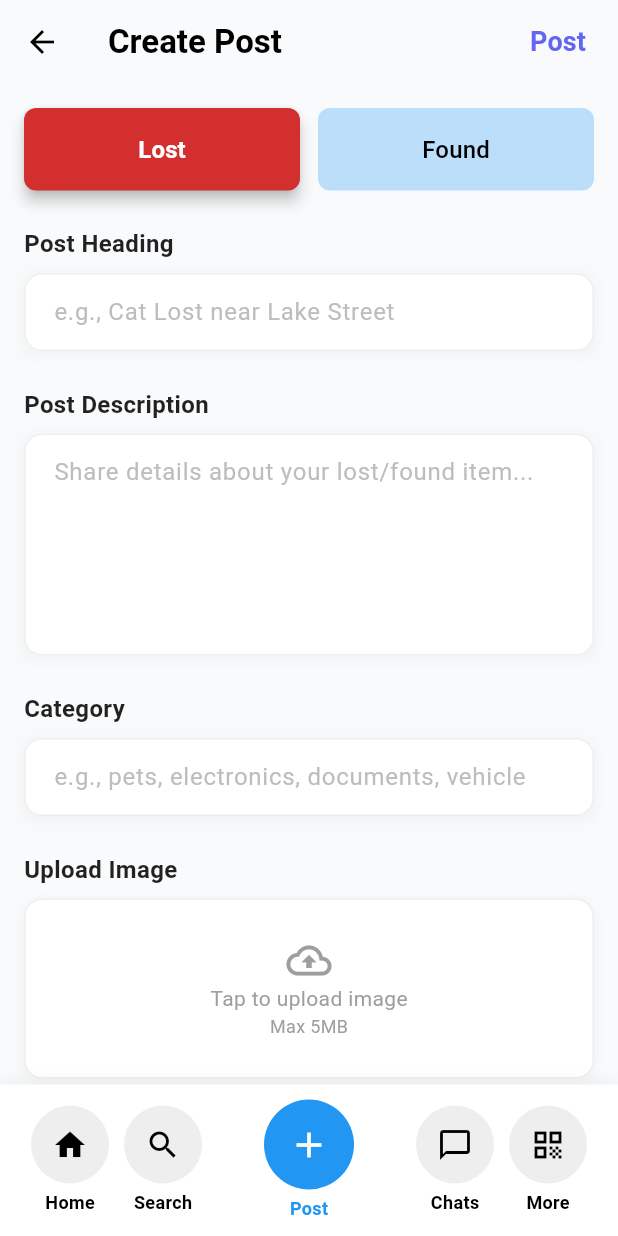
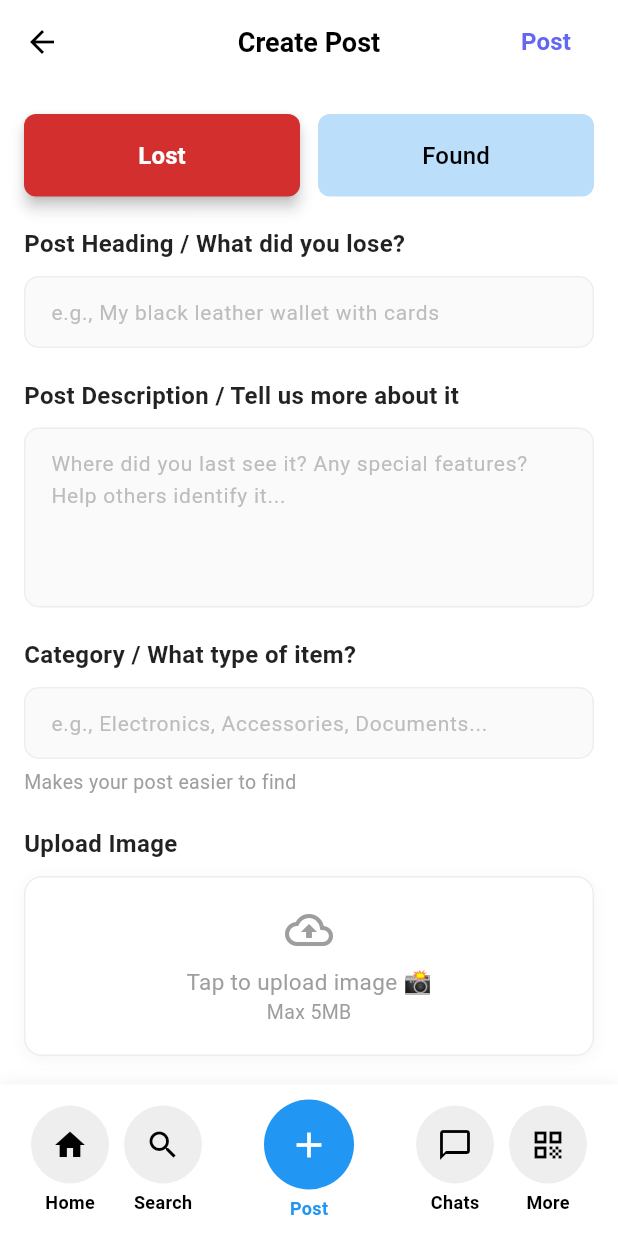
Before and after one commit to Bhushan791/Vetau, a Flutter app: the PostPage screen opened by its route, on a phone screen of 412 x 824 dp. Run offline on Flutter 3.47's test engine with Material 3 defaults, Android fonts, the phone set to English and light mode, and no system bars; our stand-ins replace app_links, cached_network_image, cookie_jar, firebase_core, firebase_messaging, flutter_riverpod and 8 more; accounts and stored records are empty.

Commit message:
ui of post.dart done

```diff
--- a/frontend/lib/pages/post.dart
+++ b/frontend/lib/pages/post.dart
@@ -1,4 +1,5 @@
 import 'dart:io';
+import 'dart:convert';
 import 'package:flutter/material.dart';
 import 'package:frontend/pages/mapSelectPage.dart';
 import 'package:image_picker/image_picker.dart';
@@ -133,46 +134,35 @@ class _PostPageState extends State<PostPage> {
   // Section title helper
   Widget _buildSectionTitle(String title) {
     return Padding(
-      padding: const EdgeInsets.only(top: 24, bottom: 8),
+      padding: const EdgeInsets.only(top: 20, bottom: 10),
       child: Text(title,
-          style: const TextStyle(fontSize: 16, fontWeight: FontWeight.bold, color: Colors.black87)),
+          style: const TextStyle(fontSize: 16, fontWeight: FontWeight.w600, color: Colors.black87)),
     );
   }
 
   // Input field helper
   Widget _buildInputField({required TextEditingController controller, required String hint, int maxLines = 1, IconData? prefixIcon}) {
-    return Container(
-      decoration: BoxDecoration(
-        boxShadow: [
-          BoxShadow(
-            color: Colors.black.withOpacity(0.04),
-            blurRadius: 8,
-            offset: const Offset(0, 2),
-          ),
-        ],
-      ),
-      child: TextField(
+    return TextField(
       controller: controller,
       maxLines: maxLines,
       decoration: InputDecoration(
         hintText: hint,
-          hintStyle: TextStyle(color: Colors.grey.shade400),
+        hintStyle: TextStyle(color: Colors.grey.shade400, fontSize: 14),
         filled: true,
-          fillColor: Colors.white,
-          contentPadding: const EdgeInsets.symmetric(horizontal: 16, vertical: 14),
-          prefixIcon: prefixIcon != null ? Icon(prefixIcon, color: const Color(0xFF6366F1)) : null,
+        fillColor: Colors.grey.shade50,
+        contentPadding: const EdgeInsets.symmetric(horizontal: 14, vertical: 12),
+        prefixIcon: prefixIcon != null ? Icon(prefixIcon, color: Colors.grey.shade600, size: 20) : null,
         border: OutlineInputBorder(
-            borderRadius: BorderRadius.circular(12),
+          borderRadius: BorderRadius.circular(10),
           borderSide: BorderSide(color: Colors.grey.shade200),
         ),
         enabledBorder: OutlineInputBorder(
-            borderRadius: BorderRadius.circular(12),
+          borderRadius: BorderRadius.circular(10),
           borderSide: BorderSide(color: Colors.grey.shade200),
         ),
         focusedBorder: OutlineInputBorder(
-            borderRadius: BorderRadius.circular(12),
-            borderSide: const BorderSide(color: Color(0xFF6366F1), width: 2),
-          ),
+          borderRadius: BorderRadius.circular(10),
+          borderSide: const BorderSide(color: Color(0xFF6366F1), width: 1.5),
         ),
       ),
     );
@@ -240,6 +230,50 @@ class _PostPageState extends State<PostPage> {
       debugPrint("Error converting image to JPG: $e");
       return file;
     }
+  }
+
+  void _showErrorSnackBar(String message) {
+    ScaffoldMessenger.of(context).showSnackBar(
+      SnackBar(
+        content: Row(
+          crossAxisAlignment: CrossAxisAlignment.start,
+          children: [
+            const Icon(Icons.error, color: Colors.white),
+            const SizedBox(width: 10),
+            Expanded(
+              child: Text(
+                message,
+                style: const TextStyle(color: Colors.white, fontSize: 14),
+              ),
+            ),
+          ],
+        ),
+        backgroundColor: Colors.red.shade400,
+        duration: const Duration(seconds: 4),
+      ),
+    );
+  }
+
+  void _showSuccessSnackBar(String message) {
+    ScaffoldMessenger.of(context).showSnackBar(
+      SnackBar(
+        content: Row(
+          crossAxisAlignment: CrossAxisAlignment.start,
+          children: [
+            const Icon(Icons.check_circle, color: Colors.white),
+            const SizedBox(width: 10),
+            Expanded(
+              child: Text(
+                message,
+                style: const TextStyle(color: Colors.white, fontSize: 14),
+              ),
+            ),
+          ],
+        ),
+        backgroundColor: Colors.green.shade400,
+        duration: const Duration(seconds: 3),
+      ),
+    );
   }
 
   // Submit post
@@ -325,26 +359,29 @@ class _PostPageState extends State<PostPage> {
       setState(() => _isLoading = false);
 
       if (response.statusCode == 200 || response.statusCode == 201) {
-        ScaffoldMessenger.of(context).showSnackBar(
-          const SnackBar(content: Text("Post created successfully")),
-        );
+        _showSuccessSnackBar("Post created successfully");
+        Future.delayed(const Duration(seconds: 2), () {
           Navigator.pushNamedAndRemoveUntil(context, '/home', (route) => false);
+        });
       } else {
-        ScaffoldMessenger.of(context).showSnackBar(
-          const SnackBar(content: Text("Failed to create post")),
-        );
+        String errorMessage = "Failed to create post";
+        try {
+          final errorJson = jsonDecode(response.body);
+          errorMessage = errorJson["message"] ?? errorMessage;
+        } catch (_) {}
+        _showErrorSnackBar(errorMessage);
       }
     } catch (e) {
       setState(() => _isLoading = false);
       debugPrint("Request error: $e");
-      ScaffoldMessenger.of(context).showSnackBar(
-        const SnackBar(content: Text("Failed to create post")),
-      );
+      _showErrorSnackBar("Server error. Please try again later.");
     }
   }
 
   @override
   Widget build(BuildContext context) {
+    final isLost = _selectedPostType == PostType.lost;
+
     return WillPopScope(
       onWillPop: () async {
         Navigator.pop(context);
@@ -353,28 +390,28 @@ class _PostPageState extends State<PostPage> {
       child: Stack(
         children: [
           Scaffold(
-            backgroundColor: const Color(0xFFF9FAFB),
+            backgroundColor: Colors.white,
             appBar: AppBar(
-          backgroundColor: const Color(0xFFF9FAFB),
+              backgroundColor: Colors.white,
               elevation: 0,
               leading: IconButton(
                 icon: const Icon(Icons.arrow_back, color: Colors.black),
                 onPressed: () => Navigator.pop(context),
               ),
-          title: const Text('Create Post', style: TextStyle(color: Colors.black, fontWeight: FontWeight.w600)),
-          centerTitle: false,
+              title: const Text('Create Post', style: TextStyle(color: Colors.black, fontWeight: FontWeight.w600, fontSize: 18)),
+              centerTitle: true,
               actions: [
                 Padding(
-              padding: const EdgeInsets.only(right: 8),
+                  padding: const EdgeInsets.only(right: 16),
                   child: TextButton(
                     onPressed: _submitPost,
-                child: const Text('Post', style: TextStyle(color: Color(0xFF6366F1), fontSize: 18, fontWeight: FontWeight.bold)),
+                    child: const Text('Post', style: TextStyle(color: Color(0xFF6366F1), fontSize: 16, fontWeight: FontWeight.w600)),
                   ),
                 ),
               ],
             ),
             body: SingleChildScrollView(
-          padding: const EdgeInsets.all(16),
+              padding: const EdgeInsets.symmetric(horizontal: 16, vertical: 20),
               child: Column(crossAxisAlignment: CrossAxisAlignment.start, children: [
                 Row(
                   children: [
@@ -398,14 +435,19 @@ class _PostPageState extends State<PostPage> {
                   ],
                 ),
 
-            _buildSectionTitle('Post Heading'),
-            _buildInputField(controller: _headingController, hint: 'e.g., Cat Lost near Lake Street'),
+                _buildSectionTitle(isLost ? 'Post Heading / What did you lose?' : 'Post Heading / What did you find?'),
+                _buildInputField(controller: _headingController, hint: isLost ? 'e.g., My black leather wallet with cards' : 'e.g., Black leather wallet with cards'),
 
-            _buildSectionTitle('Post Description'),
-            _buildInputField(controller: _descriptionController, hint: 'Share details about your lost/found item...', maxLines: 5),
+                _buildSectionTitle(isLost ? 'Post Description / Tell us more about it' : 'Post Description / Tell us more about it'),
+                _buildInputField(controller: _descriptionController, hint: isLost ? 'Where did you last see it? Any special features?\nHelp others identify it...' : 'Where did you find it? Any special features?\nHelp the owner identify it...', maxLines: 4),
 
-            _buildSectionTitle('Category'),
-            _buildInputField(controller: _categoryController, hint: 'e.g., pets, electronics, documents, vehicle'),
+                _buildSectionTitle('Category / What type of item?'),
+                _buildInputField(controller: _categoryController, hint: 'e.g., Electronics, Accessories, Documents...'),
+                const Padding(
+                  padding: EdgeInsets.only(top: 6),
+                  child: Text('Makes your post easier to find',
+                      style: TextStyle(color: Colors.grey, fontSize: 13)),
+                ),
 
                 _buildSectionTitle('Upload Image'),
                 GestureDetector(
@@ -428,9 +470,10 @@ class _PostPageState extends State<PostPage> {
                     child: const Column(
                       mainAxisAlignment: MainAxisAlignment.center,
                       children: [
-                    Icon(Icons.cloud_upload_outlined, color: Colors.grey, size: 30),
-                    Text('Tap to upload image', style: TextStyle(color: Colors.grey)),
-                    Text('Max 5MB', style: TextStyle(color: Colors.grey, fontSize: 12)),
+                        Icon(Icons.cloud_upload_outlined, color: Colors.grey, size: 32),
+                        SizedBox(height: 8),
+                        Text('Tap to upload image 📸', style: TextStyle(color: Colors.grey, fontSize: 15)),
+                        Text('Max 5MB', style: TextStyle(color: Colors.grey, fontSize: 13)),
                       ],
                     ),
                   ),
@@ -466,48 +509,49 @@ class _PostPageState extends State<PostPage> {
                     ),
                   ),
 
-            _buildSectionTitle('Location'),
-            _buildInputField(controller: _locationController, hint: 'Select location on map'),
+                _buildSectionTitle(isLost ? 'Location / Where did you lose it ?' : 'Location / Where did you find it ?'),
+                _buildInputField(controller: _locationController, hint: isLost ? 'e.g., lost near sainikhand park' : 'e.g., found near sainikhand park'),
                 const SizedBox(height: 12),
                 SizedBox(
                   width: double.infinity,
                   child: OutlinedButton.icon(
                     onPressed: _chooseLocation,
                     icon: const Icon(Icons.location_on_outlined, size: 20),
-                label: const Text('Choose on Map'),
+                    label: const Text('Choose on map'),
                     style: OutlinedButton.styleFrom(
                       padding: const EdgeInsets.symmetric(vertical: 14),
                       shape: RoundedRectangleBorder(borderRadius: BorderRadius.circular(12)),
                       side: const BorderSide(color: Color(0xFF6366F1)),
                       foregroundColor: const Color(0xFF6366F1),
                       backgroundColor: Colors.white,
-                  elevation: 1,
-                  shadowColor: Colors.black.withOpacity(0.1),
                     ),
                   ),
                 ),
                 const Padding(
                   padding: EdgeInsets.only(top: 8),
-              child: Text('Pinpoint the exact location for better visibility.',
-                  style: TextStyle(color: Colors.grey, fontSize: 12)),
+                  child: Text('Pinpoint location will recommend post to nearby users',
+                      style: TextStyle(color: Colors.grey, fontSize: 13)),
                 ),
 
-            _buildSectionTitle('Tags'),
-            _buildInputField(controller: _tagsController, hint: 'e.g., #petrescue, #lostcat, #dogwalker'),
+                _buildSectionTitle('Tags / Add hashtags to describe it'),
+                _buildInputField(controller: _tagsController, hint: 'e.g., #wallet #black #leather #cards'),
                 const Padding(
-              padding: EdgeInsets.only(top: 8),
-              child: Text('Add relevant tags to help others find your post.',
-                  style: TextStyle(color: Colors.grey, fontSize: 12)),
+                  padding: EdgeInsets.only(top: 6),
+                  child: Text('Add keywords like color, brand, size...',
+                      style: TextStyle(color: Colors.grey, fontSize: 13)),
                 ),
 
-            _buildSectionTitle('Reward to Finder'),
-            _buildInputField(controller: _rewardController, hint: 'e.g., 500', prefixIcon: Icons.currency_rupee),
+                _buildSectionTitle(isLost ? 'Reward to Finder / Amount' : 'Ask to Owner / Amount'),
+                _buildInputField(controller: _rewardController, hint: 'e.g., 1200', prefixIcon: Icons.currency_rupee),
 
                 _buildSectionTitle('Post Anonymously'),
                 Row(
                   mainAxisAlignment: MainAxisAlignment.spaceBetween,
+                  crossAxisAlignment: CrossAxisAlignment.center,
                   children: [
-                const Text('Post Anonymously', style: TextStyle(fontSize: 16, color: Colors.black54)),
+                    Expanded(
+                      child: Text('"Post Anonymously" Your name won\'t be shown', style: TextStyle(fontSize: 15, color: Colors.grey.shade700)),
+                    ),
                     Switch(
                       value: _isAnonymous,
                       onChanged: (value) => setState(() => _isAnonymous = value),
```
Lines whose indentation alone changed are shown as unchanged.
